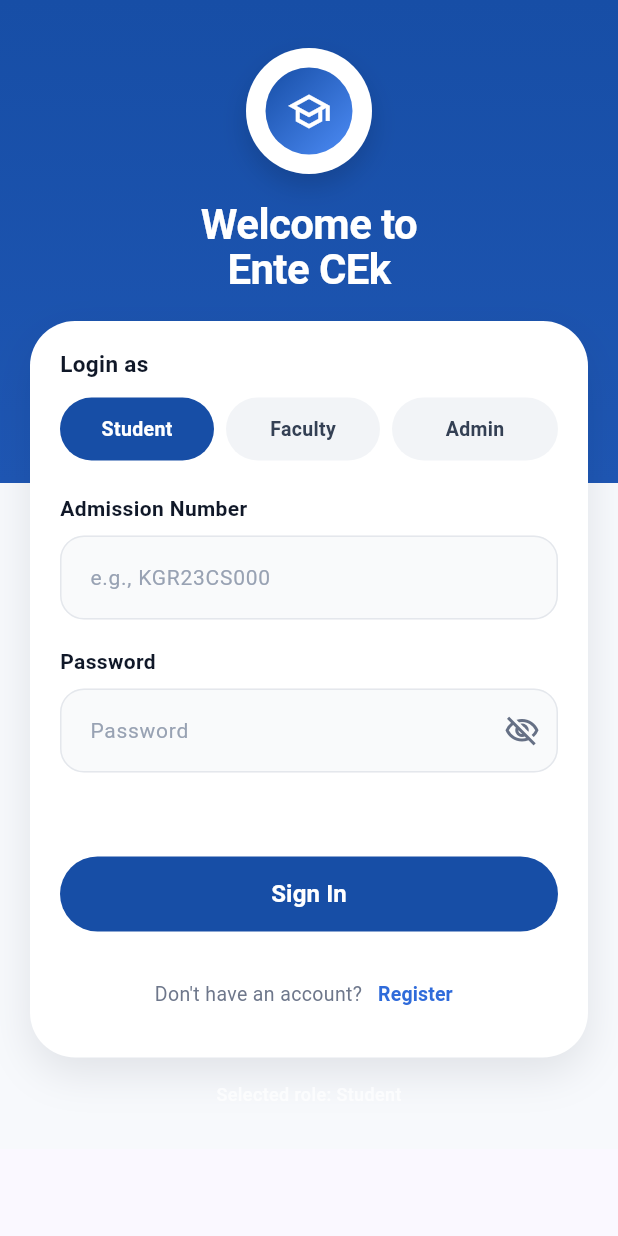
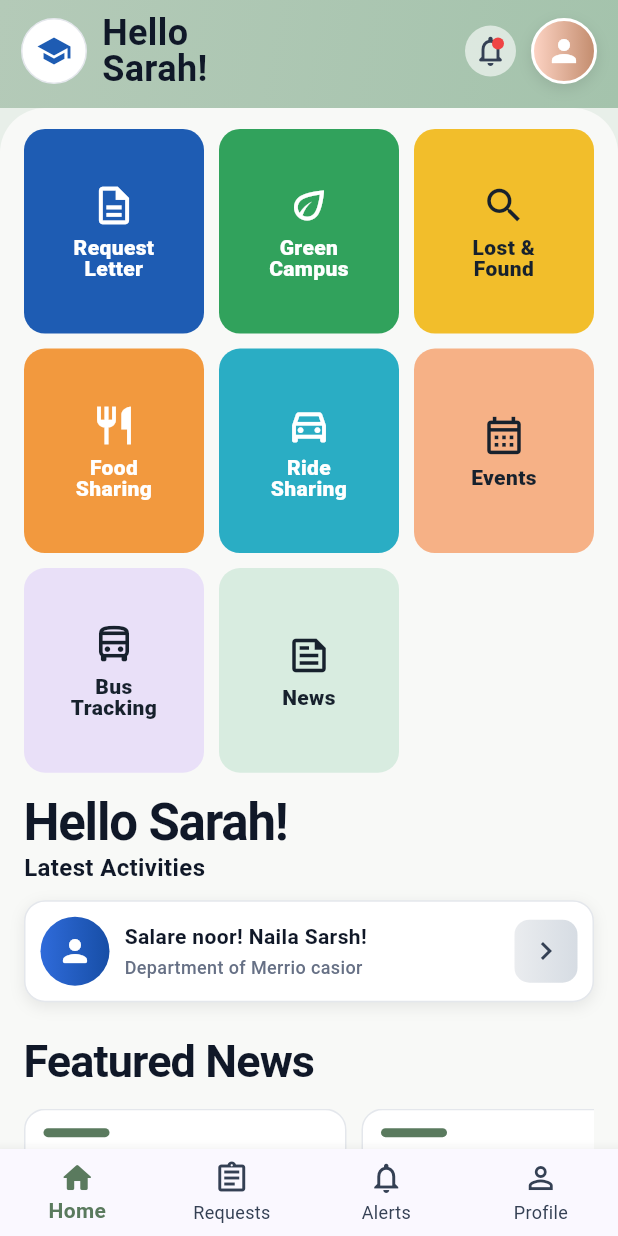
Before and after one commit to AjayExplorer/Unnamed, a Flutter app: the screen it shows after launch, after a tap on "Sign In", on a phone screen of 412 x 824 dp. Run offline on Flutter 3.47's test engine with Material 3 defaults, Android fonts, the phone set to English and light mode, and no system bars.

Commit message:
front ui

```diff
--- a/lib/main.dart
+++ b/lib/main.dart
@@ -1,5 +1,6 @@
 import 'package:flutter/material.dart';
 import 'screens/Login_page/index.dart';
+import 'screens/main_page/front.dart';
 
 void main() {
   runApp(const MyApp());
@@ -17,7 +18,11 @@ class MyApp extends StatelessWidget {
         useMaterial3: true,
         colorScheme: ColorScheme.fromSeed(seedColor: const Color(0xFF174EA6)),
       ),
-      home: const LoginPage(),
+      initialRoute: '/login',
+      routes: {
+        '/login': (context) => const LoginPage(),
+        '/front': (context) => const FrontPage(),
+      },
     );
   }
 }
--- a/lib/screens/Login_page/index.dart
+++ b/lib/screens/Login_page/index.dart
@@ -182,7 +182,22 @@ class _LoginPageState extends State<LoginPage> {
                                 width: double.infinity,
                                 height: 50,
                                 child: ElevatedButton(
-                                  onPressed: () {},
+                                  onPressed: () {
+                                    if (_selectedRole == 'Student') {
+                                      Navigator.of(
+                                        context,
+                                      ).pushReplacementNamed('/front');
+                                      return;
+                                    }
+
+                                    ScaffoldMessenger.of(context).showSnackBar(
+                                      const SnackBar(
+                                        content: Text(
+                                          'Faculty and Admin home is not added yet.',
+                                        ),
+                                      ),
+                                    );
+                                  },
                                   style: ElevatedButton.styleFrom(
                                     backgroundColor: primaryBlue,
                                     foregroundColor: Colors.white,
--- /dev/null
+++ b/lib/screens/main_page/front.dart
@@ -0,0 +1,447 @@
+import 'package:flutter/material.dart';
+
+class FrontPage extends StatefulWidget {
+  const FrontPage({super.key});
+
+  @override
+  State<FrontPage> createState() => _FrontPageState();
+}
+
+class _FrontPageState extends State<FrontPage> {
+  int _selectedTab = 0;
+
+  final List<_FeatureTileData> _featureTiles = const [
+    _FeatureTileData(
+      'Request\nLetter',
+      Icons.description_outlined,
+      Color(0xFF1E5CB3),
+      Colors.white,
+    ),
+    _FeatureTileData(
+      'Green\nCampus',
+      Icons.eco_outlined,
+      Color(0xFF31A25C),
+      Colors.white,
+    ),
+    _FeatureTileData(
+      'Lost &\nFound',
+      Icons.search_outlined,
+      Color(0xFFF2BE2B),
+      Color(0xFF17212D),
+    ),
+    _FeatureTileData(
+      'Food\nSharing',
+      Icons.restaurant_outlined,
+      Color(0xFFF2993E),
+      Colors.white,
+    ),
+    _FeatureTileData(
+      'Ride\nSharing',
+      Icons.directions_car_outlined,
+      Color(0xFF2AADC4),
+      Colors.white,
+    ),
+    _FeatureTileData(
+      'Events',
+      Icons.calendar_month_outlined,
+      Color(0xFFF6B186),
+      Color(0xFF17212D),
+    ),
+    _FeatureTileData(
+      'Bus\nTracking',
+      Icons.directions_bus_outlined,
+      Color(0xFFE9E0F8),
+      Color(0xFF17212D),
+    ),
+    _FeatureTileData(
+      'News',
+      Icons.feed_outlined,
+      Color(0xFFD8ECE0),
+      Color(0xFF17212D),
+    ),
+  ];
+
+  @override
+  Widget build(BuildContext context) {
+    return Scaffold(
+      backgroundColor: const Color(0xFFE8EFE9),
+      body: SafeArea(
+        child: Column(
+          children: [
+            _buildHeader(),
+            Expanded(
+              child: Container(
+                width: double.infinity,
+                decoration: const BoxDecoration(
+                  color: Color(0xFFF8F9F7),
+                  borderRadius: BorderRadius.only(
+                    topLeft: Radius.circular(30),
+                    topRight: Radius.circular(30),
+                  ),
+                ),
+                child: ListView(
+                  padding: const EdgeInsets.fromLTRB(16, 14, 16, 18),
+                  children: [
+                    GridView.builder(
+                      shrinkWrap: true,
+                      physics: const NeverScrollableScrollPhysics(),
+                      itemCount: _featureTiles.length,
+                      gridDelegate:
+                          const SliverGridDelegateWithFixedCrossAxisCount(
+                            crossAxisCount: 3,
+                            mainAxisSpacing: 10,
+                            crossAxisSpacing: 10,
+                            childAspectRatio: 0.88,
+                          ),
+                      itemBuilder: (context, index) {
+                        return _FeatureCard(data: _featureTiles[index]);
+                      },
+                    ),
+                    const SizedBox(height: 16),
+                    const Text(
+                      'Hello Sarah!',
+                      style: TextStyle(
+                        fontSize: 34,
+                        fontWeight: FontWeight.w700,
+                        letterSpacing: -0.8,
+                        color: Color(0xFF101828),
+                        height: 1,
+                      ),
+                    ),
+                    const SizedBox(height: 2),
+                    const Text(
+                      'Latest Activities',
+                      style: TextStyle(
+                        fontSize: 16,
+                        fontWeight: FontWeight.w600,
+                        color: Color(0xFF101828),
+                      ),
+                    ),
+                    const SizedBox(height: 10),
+                    _buildActivityCard(),
+                    const SizedBox(height: 18),
+                    const Text(
+                      'Featured News',
+                      style: TextStyle(
+                        fontSize: 30,
+                        fontWeight: FontWeight.w700,
+                        letterSpacing: -0.6,
+                        color: Color(0xFF101828),
+                      ),
+                    ),
+                    const SizedBox(height: 10),
+                    SizedBox(
+                      height: 112,
+                      child: ListView.separated(
+                        scrollDirection: Axis.horizontal,
+                        itemCount: 3,
+                        separatorBuilder: (_, __) => const SizedBox(width: 10),
+                        itemBuilder: (context, index) {
+                          return _NewsCard(
+                            title: index == 0
+                                ? 'Tech Fest starts this Friday'
+                                : index == 1
+                                ? 'New ride sharing slots opened'
+                                : 'Green campus clean-up campaign',
+                          );
+                        },
+                      ),
+                    ),
+                  ],
+                ),
+              ),
+            ),
+          ],
+        ),
+      ),
+      bottomNavigationBar: BottomNavigationBar(
+        currentIndex: _selectedTab,
+        onTap: (value) => setState(() => _selectedTab = value),
+        type: BottomNavigationBarType.fixed,
+        selectedItemColor: const Color(0xFF5A7A5E),
+        unselectedItemColor: const Color(0xFF344054),
+        selectedLabelStyle: const TextStyle(fontWeight: FontWeight.w700),
+        items: const [
+          BottomNavigationBarItem(
+            icon: Icon(Icons.home_outlined),
+            activeIcon: Icon(Icons.home_rounded),
+            label: 'Home',
+          ),
+          BottomNavigationBarItem(
+            icon: Icon(Icons.assignment_outlined),
+            activeIcon: Icon(Icons.assignment),
+            label: 'Requests',
+          ),
+          BottomNavigationBarItem(
+            icon: Icon(Icons.notifications_none_outlined),
+            activeIcon: Icon(Icons.notifications),
+            label: 'Alerts',
+          ),
+          BottomNavigationBarItem(
+            icon: Icon(Icons.person_outline),
+            activeIcon: Icon(Icons.person),
+            label: 'Profile',
+          ),
+        ],
+      ),
+    );
+  }
+
+  Widget _buildHeader() {
+    return Container(
+      width: double.infinity,
+      padding: const EdgeInsets.fromLTRB(14, 10, 14, 14),
+      decoration: const BoxDecoration(
+        gradient: LinearGradient(
+          begin: Alignment.topLeft,
+          end: Alignment.bottomRight,
+          colors: [Color(0xFFB4CAB8), Color(0xFFA4C3AC)],
+        ),
+      ),
+      child: Row(
+        children: [
+          Container(
+            width: 44,
+            height: 44,
+            decoration: BoxDecoration(
+              color: Colors.white,
+              borderRadius: BorderRadius.circular(22),
+              border: Border.all(color: const Color(0xFFE4E7EC)),
+            ),
+            child: const Icon(Icons.school, color: Color(0xFF1E5CB3), size: 24),
+          ),
+          const SizedBox(width: 10),
+          const Expanded(
+            child: Text(
+              'Hello\nSarah!',
+              style: TextStyle(
+                color: Color(0xFF101828),
+                fontWeight: FontWeight.w700,
+                fontSize: 24,
+                height: 1,
+              ),
+            ),
+          ),
+          Container(
+            width: 34,
+            height: 34,
+            margin: const EdgeInsets.only(right: 10),
+            decoration: BoxDecoration(
+              color: Colors.white.withValues(alpha: 0.6),
+              borderRadius: BorderRadius.circular(18),
+            ),
+            child: Stack(
+              children: [
+                const Center(
+                  child: Icon(
+                    Icons.notifications_none_rounded,
+                    color: Color(0xFF344054),
+                  ),
+                ),
+                Positioned(
+                  right: 8,
+                  top: 8,
+                  child: Container(
+                    width: 8,
+                    height: 8,
+                    decoration: const BoxDecoration(
+                      color: Color(0xFFEF4444),
+                      shape: BoxShape.circle,
+                    ),
+                  ),
+                ),
+              ],
+            ),
+          ),
+          Container(
+            width: 44,
+            height: 44,
+            decoration: BoxDecoration(
+              shape: BoxShape.circle,
+              border: Border.all(color: Colors.white, width: 2),
+              boxShadow: const [
+                BoxShadow(
+                  color: Color(0x1A000000),
+                  blurRadius: 8,
+                  offset: Offset(0, 3),
+                ),
+              ],
+              gradient: const LinearGradient(
+                colors: [Color(0xFFFFD6C7), Color(0xFFC18A6B)],
+              ),
+            ),
+            child: const Icon(Icons.person, color: Colors.white),
+          ),
+        ],
+      ),
+    );
+  }
+
+  Widget _buildActivityCard() {
+    return Container(
+      padding: const EdgeInsets.all(10),
+      decoration: BoxDecoration(
+        color: Colors.white,
+        borderRadius: BorderRadius.circular(14),
+        border: Border.all(color: const Color(0xFFE4E7EC)),
+        boxShadow: const [
+          BoxShadow(
+            color: Color(0x14000000),
+            blurRadius: 8,
+            offset: Offset(0, 3),
+          ),
+        ],
+      ),
+      child: Row(
+        children: [
+          Container(
+            width: 46,
+            height: 46,
+            decoration: const BoxDecoration(
+              shape: BoxShape.circle,
+              gradient: LinearGradient(
+                colors: [Color(0xFF2F6BDA), Color(0xFF174EA6)],
+              ),
+            ),
+            child: const Icon(Icons.person_rounded, color: Colors.white),
+          ),
+          const SizedBox(width: 10),
+          const Expanded(
+            child: Column(
+              crossAxisAlignment: CrossAxisAlignment.start,
+              children: [
+                Text(
+                  'Salare noor! Naila Sarsh!',
+                  style: TextStyle(
+                    fontWeight: FontWeight.w700,
+                    fontSize: 14,
+                    color: Color(0xFF101828),
+                  ),
+                ),
+                SizedBox(height: 2),
+                Text(
+                  'Department of Merrio casior',
+                  style: TextStyle(
+                    fontWeight: FontWeight.w500,
+                    fontSize: 12,
+                    color: Color(0xFF667085),
+                  ),
+                ),
+              ],
+            ),
+          ),
+          Container(
+            width: 42,
+            height: 42,
+            decoration: BoxDecoration(
+              borderRadius: BorderRadius.circular(10),
+              gradient: const LinearGradient(
+                colors: [Color(0xFFEAECEF), Color(0xFFD6DCE3)],
+              ),
+            ),
+            child: const Icon(Icons.chevron_right, color: Color(0xFF344054)),
+          ),
+        ],
+      ),
+    );
+  }
+}
+
+class _FeatureCard extends StatelessWidget {
+  const _FeatureCard({required this.data});
+
+  final _FeatureTileData data;
+
+  @override
+  Widget build(BuildContext context) {
+    return Container(
+      decoration: BoxDecoration(
+        color: data.background,
+        borderRadius: BorderRadius.circular(14),
+      ),
+      child: Column(
+        mainAxisAlignment: MainAxisAlignment.center,
+        children: [
+          Icon(data.icon, color: data.foreground, size: 30),
+          const SizedBox(height: 6),
+          Text(
+            data.title,
+            textAlign: TextAlign.center,
+            style: TextStyle(
+              color: data.foreground,
+              fontSize: 14,
+              fontWeight: FontWeight.w800,
+              height: 1,
+            ),
+          ),
+        ],
+      ),
+    );
+  }
+}
+
+class _NewsCard extends StatelessWidget {
+  const _NewsCard({required this.title});
+
+  final String title;
+
+  @override
+  Widget build(BuildContext context) {
+    return Container(
+      width: 215,
+      padding: const EdgeInsets.all(12),
+      decoration: BoxDecoration(
+        color: Colors.white,
+        borderRadius: BorderRadius.circular(14),
+        border: Border.all(color: const Color(0xFFE4E7EC)),
+      ),
+      child: Column(
+        crossAxisAlignment: CrossAxisAlignment.start,
+        children: [
+          Container(
+            width: 44,
+            height: 6,
+            decoration: BoxDecoration(
+              color: const Color(0xFF5A7A5E),
+              borderRadius: BorderRadius.circular(999),
+            ),
+          ),
+          const SizedBox(height: 10),
+          Text(
+            title,
+            maxLines: 2,
+            overflow: TextOverflow.ellipsis,
+            style: const TextStyle(
+              fontSize: 14,
+              fontWeight: FontWeight.w700,
+              color: Color(0xFF101828),
+            ),
+          ),
+          const Spacer(),
+          const Text(
+            'Tap to read more',
+            style: TextStyle(
+              fontSize: 12,
+              fontWeight: FontWeight.w600,
+              color: Color(0xFF667085),
+            ),
+          ),
+        ],
+      ),
+    );
+  }
+}
+
+class _FeatureTileData {
+  const _FeatureTileData(
+    this.title,
+    this.icon,
+    this.background,
+    this.foreground,
+  );
+
+  final String title;
+  final IconData icon;
+  final Color background;
+  final Color foreground;
+}
```
